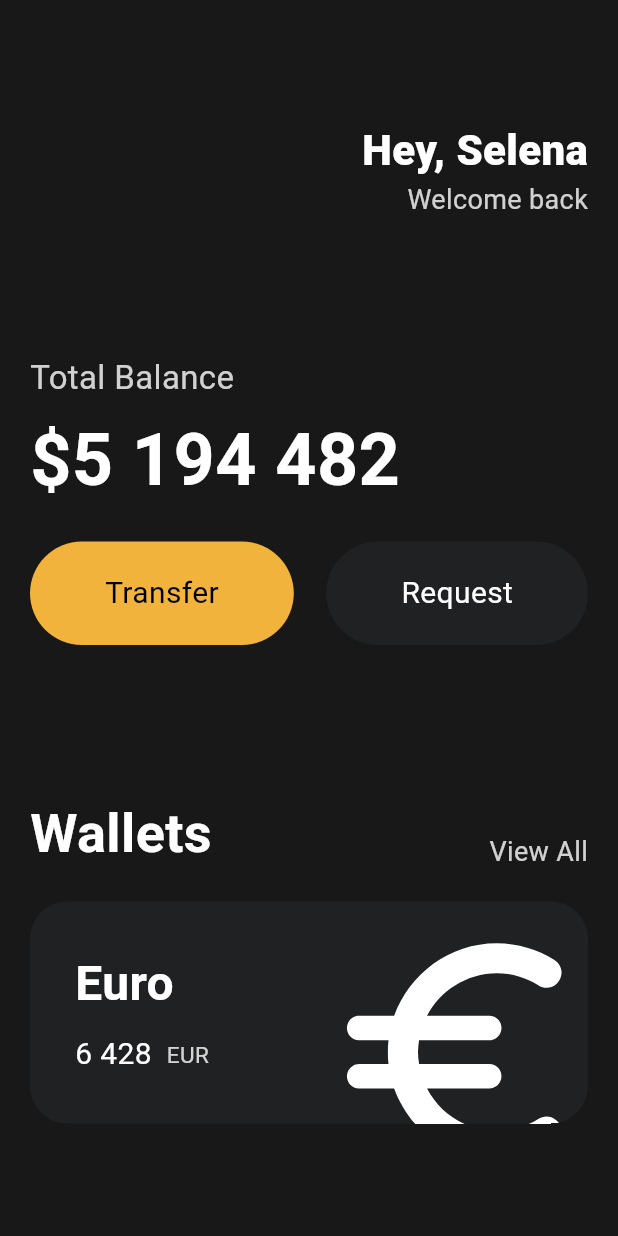
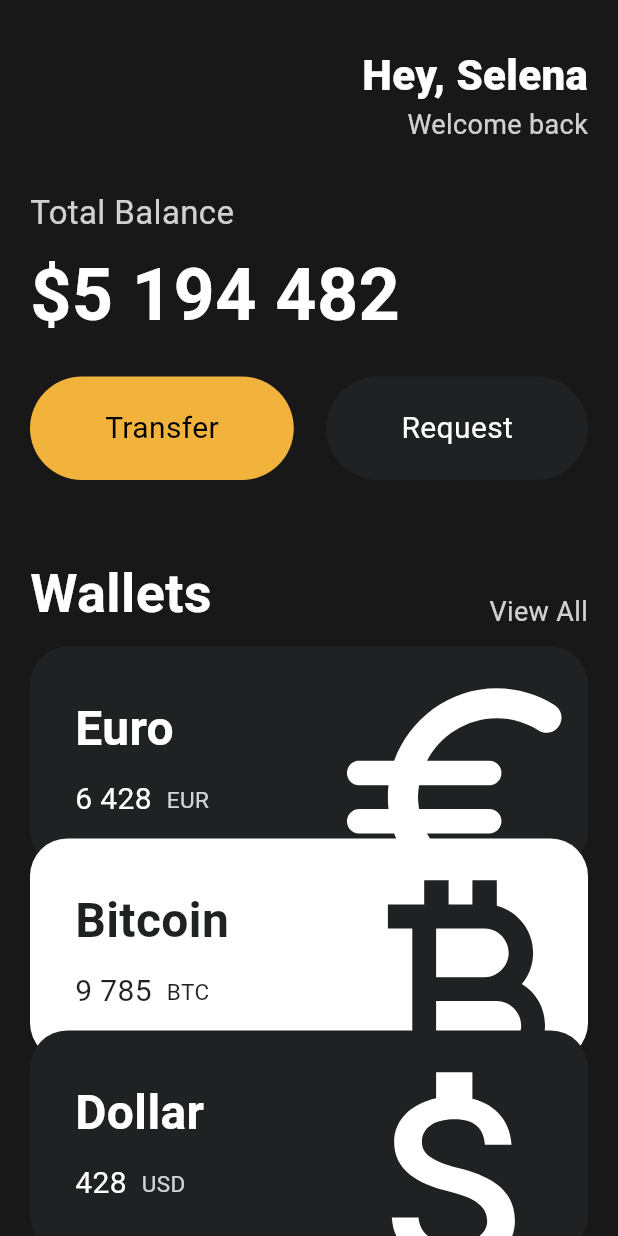
Before and after one commit to ChoiHoYong/Flutter-Bank-Cards-Stateless-Widget, a Flutter app: the screen it shows after launch, on a phone screen of 412 x 824 dp. Run offline on Flutter 3.47's test engine with Material 3 defaults, Android fonts, the light colour scheme and no system bars.

Commit message:
Reusable Cards
인터넷뱅킹 화면 구현

```diff
--- a/toonflix/lib/main.dart
+++ b/toonflix/lib/main.dart
@@ -1,5 +1,6 @@
 import 'package:flutter/material.dart';
 import 'package:toonflix/widgets/Button.dart';
+import 'package:toonflix/widgets/currency_card.dart';
 
 void main() {
   runApp(const App());
@@ -21,7 +22,7 @@
             crossAxisAlignment: CrossAxisAlignment.start,
             children: [
               const SizedBox(
-                height: 80,
+                height: 30,
               ),
               Row(
                 mainAxisAlignment: MainAxisAlignment.end,
@@ -49,7 +50,7 @@
                 ],
               ),
               const SizedBox(
-                height: 90,
+                height: 30,
               ),
               Text(
                 'Total Balance',
@@ -88,7 +89,7 @@
                 ],
               ),
               const SizedBox(
-                height: 100,
+                height: 50,
               ),
               Row(
                 crossAxisAlignment: CrossAxisAlignment.end,
@@ -112,69 +113,33 @@
                 ],
               ),
               const SizedBox(
-                height: 20,
+                height: 10,
               ),
-              Container(
-                clipBehavior: Clip.hardEdge,
-                decoration: BoxDecoration(
-                  color: const Color(0xFF1F2123),
-                  borderRadius: BorderRadius.circular(25),
+              const CurrencyCard(
+                name: 'Euro',
+                code: 'EUR',
+                amount: '6 428',
+                icon: Icons.euro_rounded,
+                isInverted: false,
+              ),
+              Transform.translate(
+                offset: const Offset(0, -20),
+                child: const CurrencyCard(
+                  name: 'Bitcoin',
+                  code: 'BTC',
+                  amount: '9 785',
+                  icon: Icons.currency_bitcoin,
+                  isInverted: true,
                 ),
-                child: Padding(
-                  padding: const EdgeInsets.all(30),
-                  child: Row(
-                    mainAxisAlignment: MainAxisAlignment.spaceBetween,
-                    children: [
-                      Column(
-                        crossAxisAlignment: CrossAxisAlignment.start,
-                        children: [
-                          const Text(
-                            'Euro',
-                            style: TextStyle(
-                              color: Colors.white,
-                              fontSize: 32,
-                              fontWeight: FontWeight.w600,
-                            ),
-                          ),
-                          const SizedBox(
-                            height: 10,
-                          ),
-                          Row(
-                            children: [
-                              const Text(
-                                '6 428',
-                                style: TextStyle(
-                                  color: Colors.white,
-                                  fontSize: 20,
-                                ),
-                              ),
-                              const SizedBox(
-                                width: 10,
-                              ),
-                              Text(
-                                'EUR',
-                                style: TextStyle(
-                                  color: Colors.white.withOpacity(0.8),
-                                  fontSize: 15,
-                                ),
-                              ),
-                            ],
-                          ),
-                        ],
-                      ),
-                      Transform.scale(
-                        scale: 2.2,
-                        child: Transform.translate(
-                          offset: const Offset(-5, 12),
-                          child: const Icon(
-                            Icons.euro_rounded,
-                            color: Colors.white,
-                            size: 88,
-                          ),
-                        ),
-                      ),
-                    ],
-                  ),
+              ),
+              Transform.translate(
+                offset: const Offset(0, -40),
+                child: const CurrencyCard(
+                  name: 'Dollar',
+                  code: 'USD',
+                  amount: '428',
+                  icon: Icons.attach_money_outlined,
+                  isInverted: false,
                 ),
               ),
             ],
--- /dev/null
+++ b/toonflix/lib/widgets/currency_card.dart
@@ -0,0 +1,87 @@
+import 'package:flutter/material.dart';
+
+class CurrencyCard extends StatelessWidget {
+  final String name, code, amount;
+  final IconData icon;
+  final bool isInverted;
+
+  final blackColor = const Color(0xFF1F2123);
+
+  const CurrencyCard({
+    super.key,
+    required this.name,
+    required this.code,
+    required this.amount,
+    required this.icon,
+    required this.isInverted,
+  });
+
+  @override
+  Widget build(BuildContext context) {
+    return Container(
+      clipBehavior: Clip.hardEdge,
+      decoration: BoxDecoration(
+        color: isInverted ? Colors.white : blackColor,
+        borderRadius: BorderRadius.circular(25),
+      ),
+      child: Padding(
+        padding: const EdgeInsets.all(30),
+        child: Row(
+          mainAxisAlignment: MainAxisAlignment.spaceBetween,
+          children: [
+            Column(
+              crossAxisAlignment: CrossAxisAlignment.start,
+              children: [
+                Text(
+                  name,
+                  style: TextStyle(
+                    color: isInverted ? blackColor : Colors.white,
+                    fontSize: 32,
+                    fontWeight: FontWeight.w600,
+                  ),
+                ),
+                const SizedBox(
+                  height: 10,
+                ),
+                Row(
+                  children: [
+                    Text(
+                      amount,
+                      style: TextStyle(
+                        color: isInverted ? blackColor : Colors.white,
+                        fontSize: 20,
+                      ),
+                    ),
+                    const SizedBox(
+                      width: 10,
+                    ),
+                    Text(
+                      code,
+                      style: TextStyle(
+                        color: isInverted
+                            ? blackColor
+                            : Colors.white.withOpacity(0.8),
+                        fontSize: 15,
+                      ),
+                    ),
+                  ],
+                ),
+              ],
+            ),
+            Transform.scale(
+              scale: 2.2,
+              child: Transform.translate(
+                offset: const Offset(-5, 12),
+                child: Icon(
+                  icon,
+                  color: isInverted ? blackColor : Colors.white,
+                  size: 88,
+                ),
+              ),
+            ),
+          ],
+        ),
+      ),
+    );
+  }
+}
```
